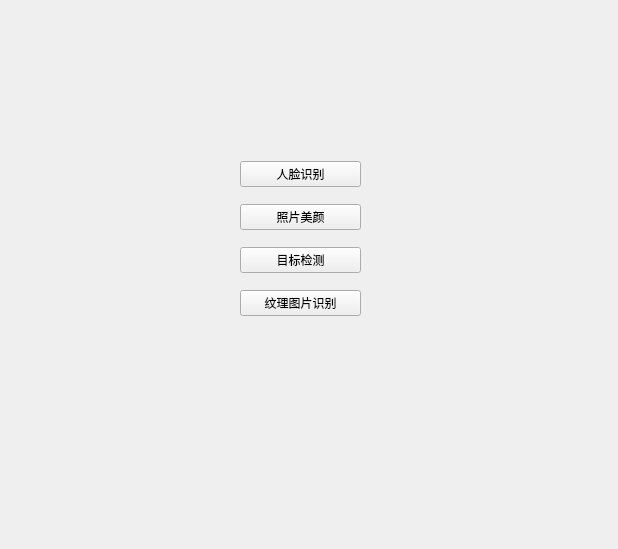
Above: gui/window2.ui from Erikfather/python_finally_project before the change. Below: the same form after it.
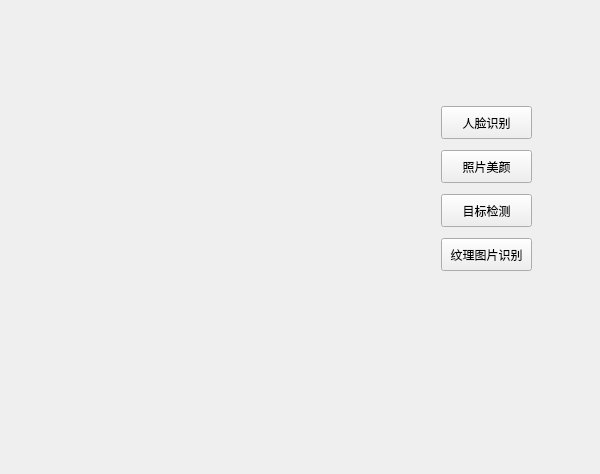
That is the form after the change. Icons and pictures are not drawn.

The edit to the form file:
```diff
--- a/gui/window2.ui
+++ b/gui/window2.ui
@@ -6,53 +6,92 @@
    <rect>
     <x>0</x>
     <y>0</y>
-    <width>618</width>
-    <height>549</height>
+    <width>600</width>
+    <height>474</height>
    </rect>
   </property>
+  <property name="maximumSize">
+   <size>
+    <width>600</width>
+    <height>474</height>
+   </size>
+  </property>
   <property name="windowTitle">
    <string>图片识别系统</string>
   </property>
+  <property name="styleSheet">
+   <string notr="true">border-image: url(:/bg_pic/bg2.jpg);</string>
+  </property>
   <widget class="QWidget" name="centralWidget">
-   <widget class="QWidget" name="verticalLayoutWidget">
+   <property name="maximumSize">
+    <size>
+     <width>618</width>
+     <height>16777215</height>
+    </size>
+   </property>
+   <widget class="QPushButton" name="pushButton">
     <property name="geometry">
      <rect>
-      <x>240</x>
+      <x>441</x>
+      <y>106</y>
+      <width>91</width>
+      <height>33</height>
+     </rect>
+    </property>
+    <property name="styleSheet">
+     <string notr="true">border-image:url()</string>
+    </property>
+    <property name="text">
+     <string>人脸识别</string>
+    </property>
+   </widget>
+   <widget class="QPushButton" name="pushButton_3">
+    <property name="geometry">
+     <rect>
+      <x>441</x>
+      <y>238</y>
+      <width>91</width>
+      <height>33</height>
+     </rect>
+    </property>
+    <property name="styleSheet">
+     <string notr="true">border-image:url()</string>
+    </property>
+    <property name="text">
+     <string>纹理图片识别</string>
+    </property>
+   </widget>
+   <widget class="QPushButton" name="pushButton_2">
+    <property name="geometry">
+     <rect>
+      <x>441</x>
       <y>150</y>
-      <width>121</width>
-      <height>181</height>
+      <width>91</width>
+      <height>33</height>
      </rect>
     </property>
-    <layout class="QVBoxLayout" name="verticalLayout">
-     <item>
-      <widget class="QPushButton" name="pushButton">
-       <property name="text">
-        <string>人脸识别</string>
-       </property>
-      </widget>
-     </item>
-     <item>
-      <widget class="QPushButton" name="pushButton_2">
-       <property name="text">
-        <string>照片美颜</string>
-       </property>
-      </widget>
-     </item>
-     <item>
-      <widget class="QPushButton" name="pushButton_4">
-       <property name="text">
-        <string>目标检测</string>
-       </property>
-      </widget>
-     </item>
-     <item>
-      <widget class="QPushButton" name="pushButton_3">
-       <property name="text">
-        <string>纹理图片识别</string>
-       </property>
-      </widget>
-     </item>
-    </layout>
+    <property name="styleSheet">
+     <string notr="true">border-image:url()</string>
+    </property>
+    <property name="text">
+     <string>照片美颜</string>
+    </property>
+   </widget>
+   <widget class="QPushButton" name="pushButton_4">
+    <property name="geometry">
+     <rect>
+      <x>441</x>
+      <y>194</y>
+      <width>91</width>
+      <height>33</height>
+     </rect>
+    </property>
+    <property name="styleSheet">
+     <string notr="true">border-image:url()</string>
+    </property>
+    <property name="text">
+     <string>目标检测</string>
+    </property>
    </widget>
   </widget>
  </widget>
```
Left out of the diff: 4 changed lines with no effect on the pictures.
